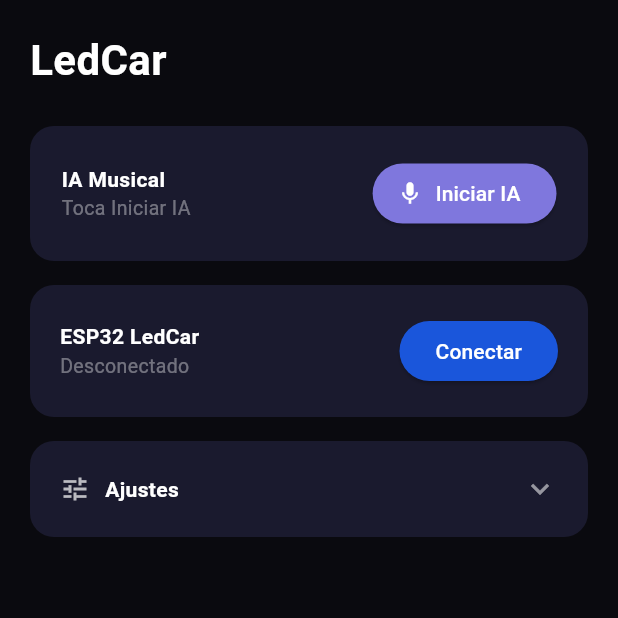
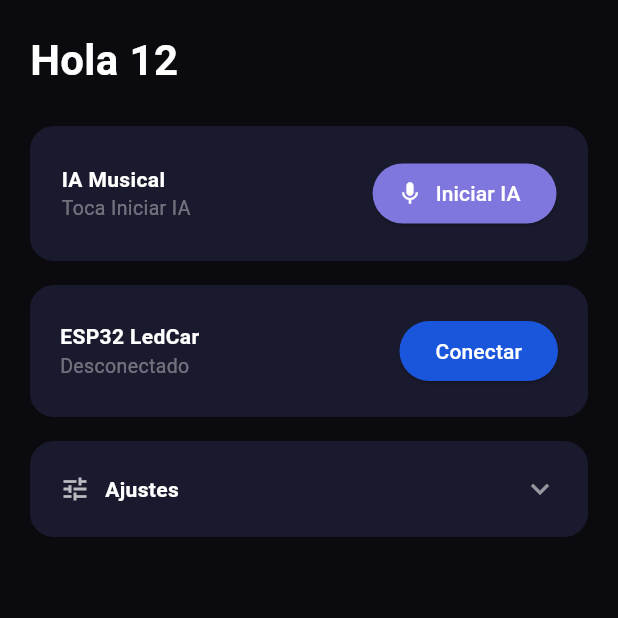
Before and after one commit to JuanPabl045/ledcar, a Flutter app: the screen it shows after launch, on a phone screen of 412 x 824 dp, the top half of it. Run offline on Flutter 3.47's test engine with Material 3 defaults, Android fonts, the phone set to English and light mode, and no system bars; our stand-ins replace flutter_blue_plus.

Commit message:
Update header text to Hola 12
Co-authored-by: JuanPabl045 <195582675+JuanPabl045@users.noreply.github.com>

```diff
--- a/lib/screens/home_screen.dart
+++ b/lib/screens/home_screen.dart
@@ -552,7 +552,7 @@ class _HomeScreenState extends State<HomeScreen> with WidgetsBindingObserver {
 
   Widget _buildHeader() {
     return const Text(
-      'LedCar',
+      'Hola 12',
       style: TextStyle(
         fontSize: 28,
         fontWeight: FontWeight.bold,
```
Also changed, not shown: 1 other file.
